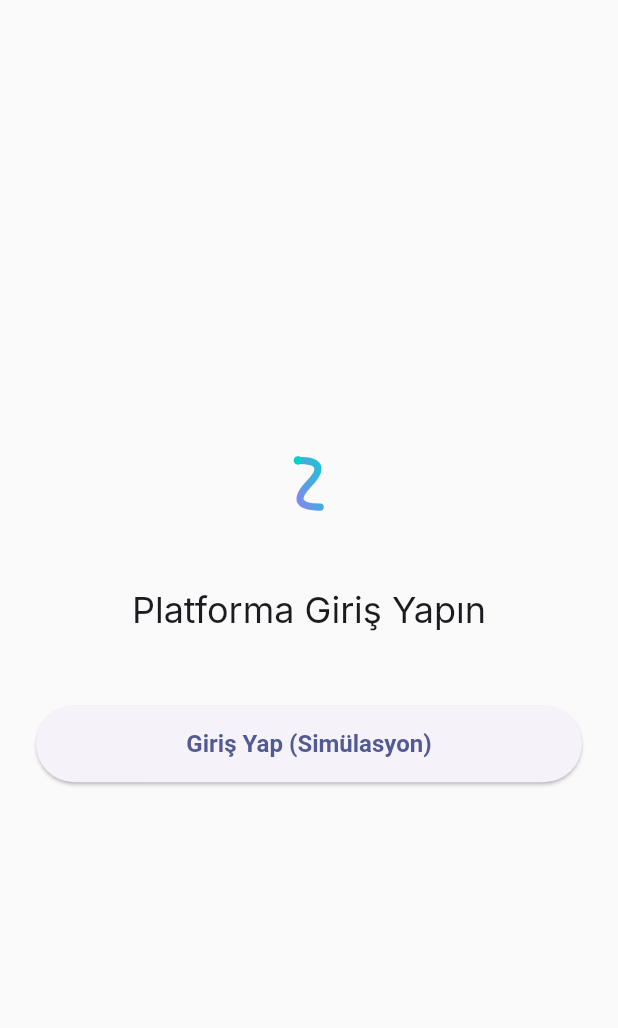
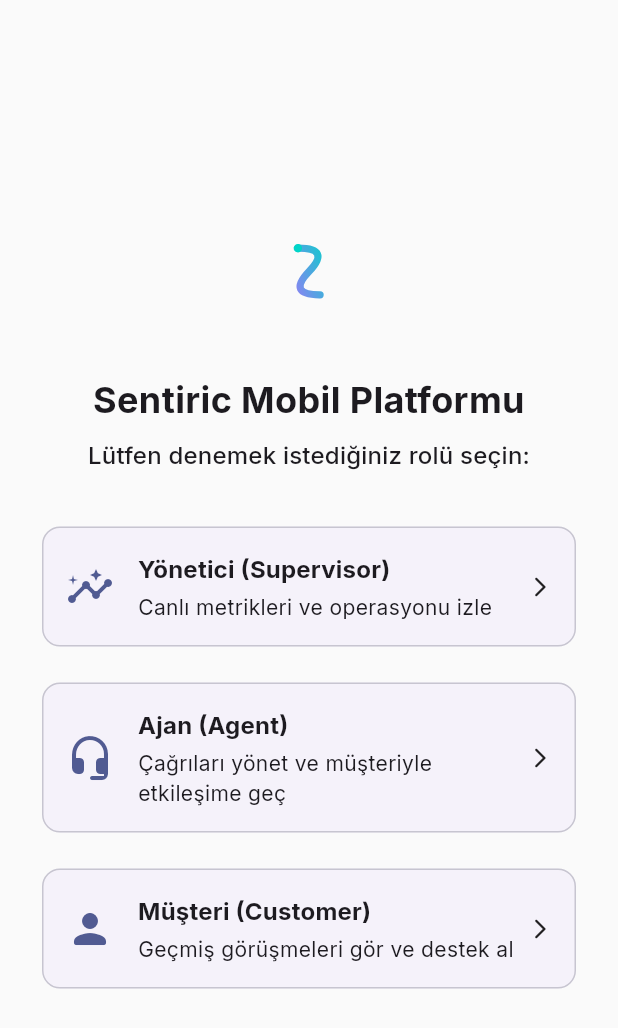
Before and after one commit to sentiric/sentiric-mobile, a Flutter app: the screen it shows after launch, on a phone screen of 412 x 824 dp. Shown: the top 1028 px of the screen. Run offline on Flutter 3.47's test engine with Material 3 defaults, Android fonts, the phone set to English and light mode, and no system bars; our stand-ins replace fl_chart, flutter_riverpod, flutter_svg, go_router, google_fonts, shared_preferences.

Commit message:
feat: all role

```diff
--- /dev/null
+++ b/lib/src/features/auth/presentation/screens/role_selection_screen.dart
@@ -0,0 +1,121 @@
+import 'package:flutter/material.dart';
+import 'package:flutter_svg/flutter_svg.dart';
+import 'package:go_router/go_router.dart';
+import 'package:google_fonts/google_fonts.dart';
+
+class RoleSelectionScreen extends StatelessWidget {
+  const RoleSelectionScreen({super.key});
+
+  @override
+  Widget build(BuildContext context) {
+    final isDarkMode = Theme.of(context).brightness == Brightness.dark;
+    final logoAsset = isDarkMode
+        ? 'assets/sentiric-logo-monochrome.svg'
+        : 'assets/sentiric-logo.svg';
+
+    return Scaffold(
+      body: Center(
+        child: SingleChildScrollView(
+          padding: const EdgeInsets.all(24.0),
+          child: Column(
+            mainAxisAlignment: MainAxisAlignment.center,
+            crossAxisAlignment: CrossAxisAlignment.stretch,
+            children: [
+              SvgPicture.asset(logoAsset, height: 40),
+              const SizedBox(height: 48),
+              Text(
+                'Sentiric Mobil Platformu',
+                textAlign: TextAlign.center,
+                style: GoogleFonts.inter(
+                  fontSize: 24,
+                  fontWeight: FontWeight.bold,
+                ),
+              ),
+              const SizedBox(height: 8),
+              Text(
+                'Lütfen denemek istediğiniz rolü seçin:',
+                textAlign: TextAlign.center,
+                style: Theme.of(context).textTheme.titleMedium,
+              ),
+              const SizedBox(height: 32),
+              _RoleButton(
+                title: 'Yönetici (Supervisor)',
+                subtitle: 'Canlı metrikleri ve operasyonu izle',
+                icon: Icons.insights_rounded,
+                onTap: () => context.go('/supervisor'),
+              ),
+              const SizedBox(height: 16),
+              _RoleButton(
+                title: 'Ajan (Agent)',
+                subtitle: 'Çağrıları yönet ve müşteriyle etkileşime geç',
+                icon: Icons.headset_mic_rounded,
+                onTap: () => context.go('/agent'),
+              ),
+              const SizedBox(height: 16),
+              _RoleButton(
+                title: 'Müşteri (Customer)',
+                subtitle: 'Geçmiş görüşmeleri gör ve destek al',
+                icon: Icons.person_rounded,
+                onTap: () => context.go('/customer'),
+              ),
+            ],
+          ),
+        ),
+      ),
+    );
+  }
+}
+
+class _RoleButton extends StatelessWidget {
+  final String title;
+  final String subtitle;
+  final IconData icon;
+  final VoidCallback onTap;
+
+  const _RoleButton(
+      {required this.title,
+      required this.subtitle,
+      required this.icon,
+      required this.onTap});
+
+  @override
+  Widget build(BuildContext context) {
+    return Card(
+      elevation: 0,
+      shape: RoundedRectangleBorder(
+        borderRadius: BorderRadius.circular(12),
+        side: BorderSide(color: Theme.of(context).colorScheme.outlineVariant),
+      ),
+      child: InkWell(
+        onTap: onTap,
+        borderRadius: BorderRadius.circular(12),
+        child: Padding(
+          padding: const EdgeInsets.all(16.0),
+          child: Row(
+            children: [
+              Icon(icon,
+                  size: 32, color: Theme.of(context).colorScheme.primary),
+              const SizedBox(width: 16),
+              Expanded(
+                child: Column(
+                  crossAxisAlignment: CrossAxisAlignment.start,
+                  children: [
+                    Text(title,
+                        style: Theme.of(context)
+                            .textTheme
+                            .titleMedium
+                            ?.copyWith(fontWeight: FontWeight.bold)),
+                    const SizedBox(height: 4),
+                    Text(subtitle,
+                        style: Theme.of(context).textTheme.bodyMedium),
+                  ],
+                ),
+              ),
+              const Icon(Icons.arrow_forward_ios_rounded, size: 16),
+            ],
+          ),
+        ),
+      ),
+    );
+  }
+}
--- a/lib/src/routing/app_router.dart
+++ b/lib/src/routing/app_router.dart
@@ -1,18 +1,27 @@
 import 'package:go_router/go_router.dart';
-import 'package:sentiric_mobile/src/features/auth/presentation/screens/login_screen.dart';
+import 'package:sentiric_mobile/src/features/auth/presentation/screens/role_selection_screen.dart';
 import 'package:sentiric_mobile/src/features/dashboard/presentation/screens/dashboard_screen.dart';
+import 'package:sentiric_mobile/src/features/agent/presentation/screens/agent_workspace_screen.dart';
+import 'package:sentiric_mobile/src/features/customer/presentation/screens/customer_portal_screen.dart';
 
-// GoRouter ile modern ve güvenli bir yönlendirme
 final appRouter = GoRouter(
   initialLocation: '/',
   routes: [
     GoRoute(
       path: '/',
-      builder: (context, state) => const LoginScreen(),
+      builder: (context, state) => const RoleSelectionScreen(),
     ),
     GoRoute(
-      path: '/dashboard',
+      path: '/supervisor',
       builder: (context, state) => const DashboardScreen(),
+    ),
+    GoRoute(
+      path: '/agent',
+      builder: (context, state) => const AgentWorkspaceScreen(),
+    ),
+    GoRoute(
+      path: '/customer',
+      builder: (context, state) => const CustomerPortalScreen(),
     ),
   ],
 );
```
Also changed, not shown: lib/src/features/agent/presentation/screens/agent_workspace_screen.dart (added, +27 -0 lines), lib/src/features/customer/presentation/screens/customer_portal_screen.dart (added, +58 -0 lines).
